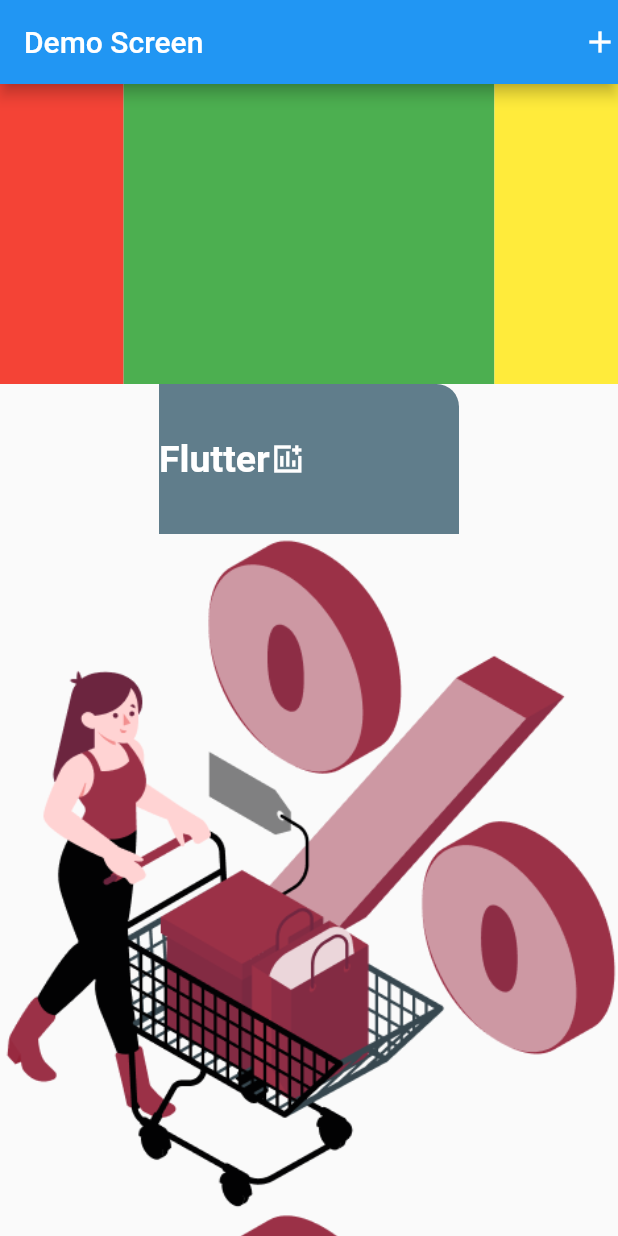
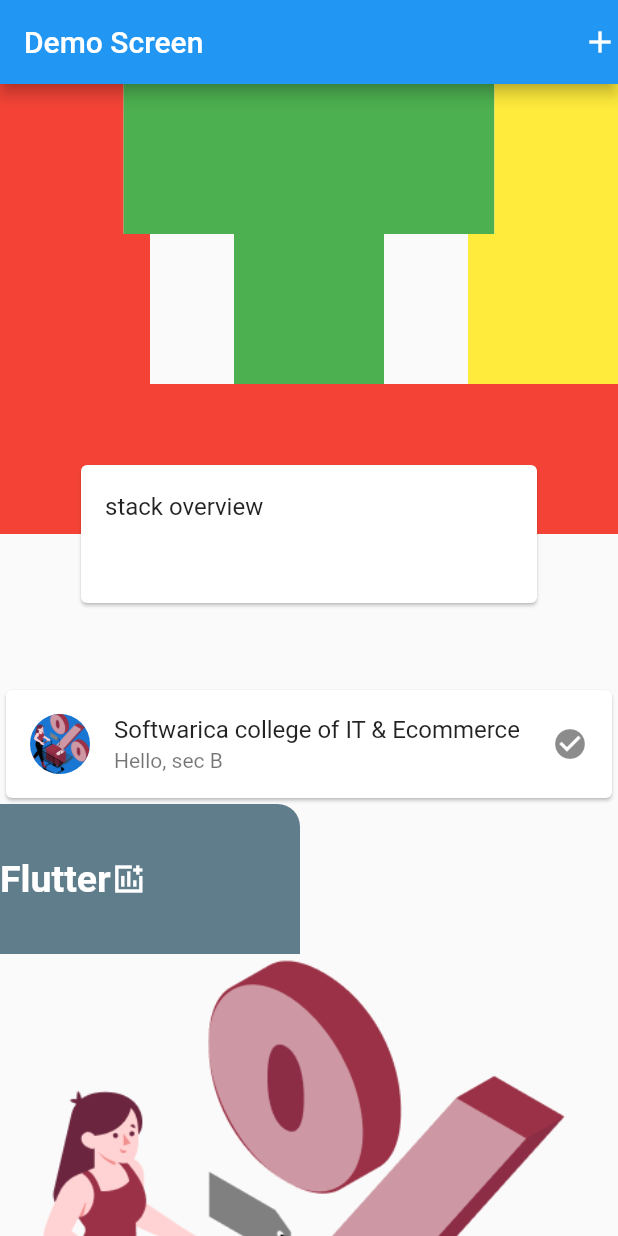
Before and after one commit to Sprajapati123/Batch33B, a Flutter app: the screen it shows after launch, on a phone screen of 412 x 824 dp. Run offline on Flutter 3.47's test engine with Material 2 defaults, Android fonts, the phone set to English and light mode, and no system bars.

Commit message:
row stack card listtle

```diff
--- a/lib/main.dart
+++ b/lib/main.dart
@@ -31,6 +31,8 @@ class _DemoScreenState extends State<DemoScreen> {
         appBar: AppBar(title: Text("Demo Screen"), actions: [Icon(Icons.add)]),
         body: SingleChildScrollView(
           child: Column(
+            mainAxisAlignment: MainAxisAlignment.start,
+            crossAxisAlignment: CrossAxisAlignment.start,
             children: [
               Row(
                 children: [
@@ -60,33 +62,57 @@ class _DemoScreenState extends State<DemoScreen> {
                 ],
               ),
               Row(
+                mainAxisAlignment: MainAxisAlignment.spaceBetween,
                 children: [
-                  Expanded(
-                    flex: 1,
-                    child: Container(
+                  Container(
                     height: 100,
                     width: 100,
                     color: Colors.red,
                   ),
-                  ),
-                  Expanded(
-                    flex: 3,
-                    child: Container(
+                  Container(
                     height: 100,
                     width: 100,
                     color: Colors.green,
                   ),
-                  ),
-                  Expanded(
-                    child: Container(
+                  Container(
                     height: 100,
                     width: 100,
                     color: Colors.yellow,
                   ),
-                  ),
                 ],
               ),
+              Container(
+                height: 200,
+                width: MediaQuery.of(context).size.width,
+                child: Stack(
+                  children: [
+                    Container(
+                      height: 100,
+                      width: MediaQuery.of(context).size.width,
+                      color: Colors.red,
+                    ),
+                    Positioned(
+                      top: 50,
+                      height: 100,
+                      right: 50,
+                      left: 50,
+                      child: Card(
+                        child: ListTile(title: Text("stack overview")),
+                      ),
+                    )
+                  ],
+                ),
+              ),
+              Card(
+                child: ListTile(
+                  leading: CircleAvatar(
+                      backgroundImage: AssetImage("assets/images/sale.png"),),
+                  title: Text("Softwarica college of IT & Ecommerce"),
+                  subtitle: Text("Hello, sec B"),
+                  trailing: Icon(Icons.check_circle),
 
+                ),
+              ),
               Container(
                 height: 100,
                 width: 200,
```
Lines whose indentation alone changed are shown as unchanged.
